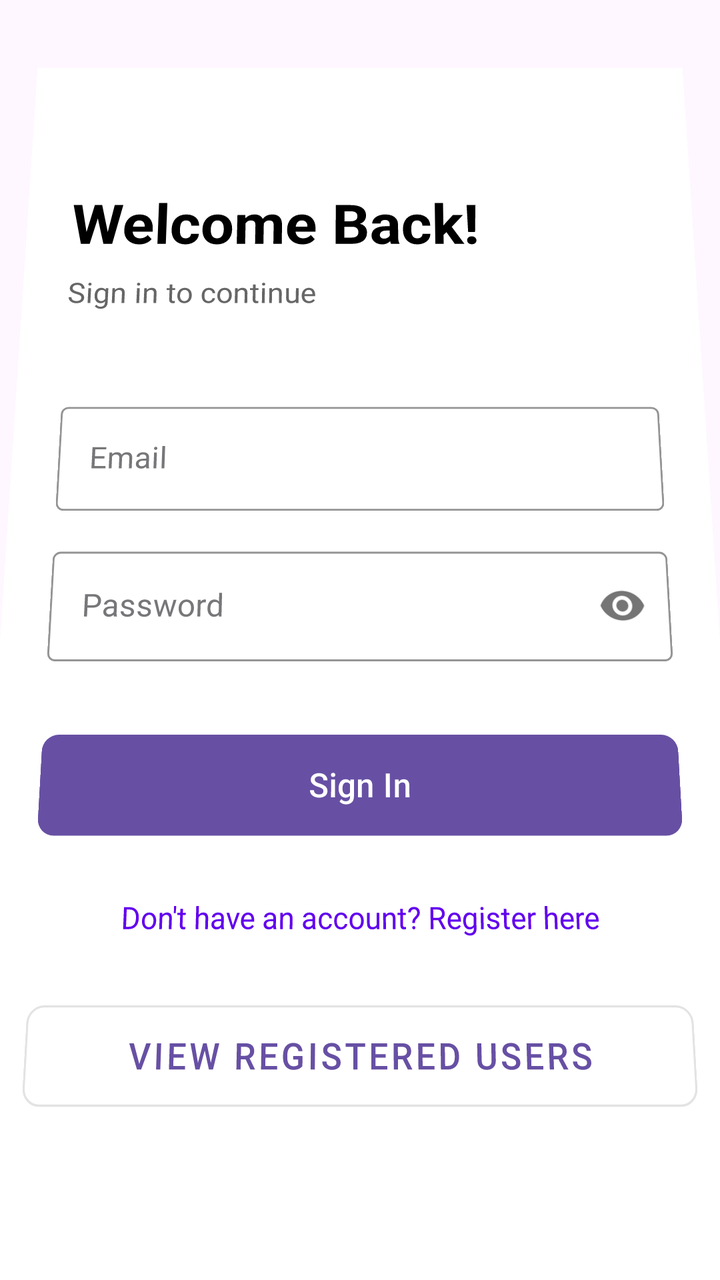
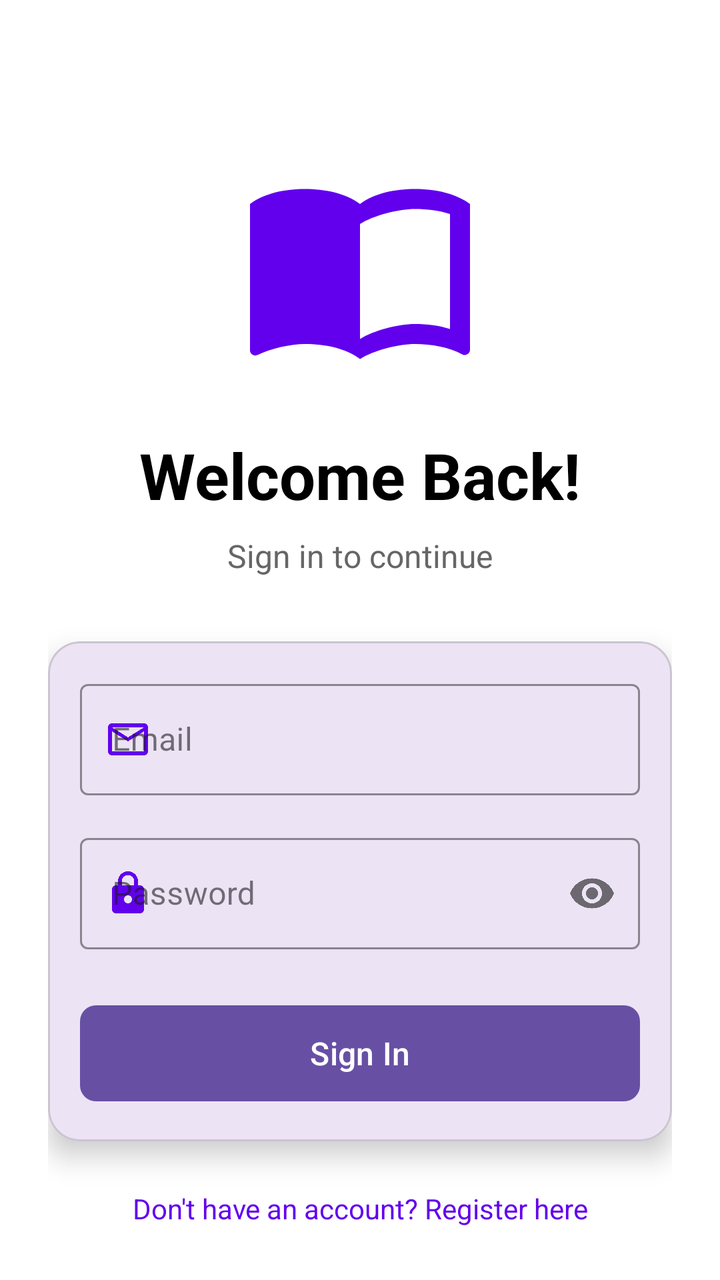

An Android layout rendered at two revisions. The XML below is the earlier revision; the diff shows what the commit changed to produce the second picture.
<!-- AndroidManifest.xml: application theme Theme.Project_pendidikan -->
<!-- res/layout/activity_main.xml -->
<?xml version="1.0" encoding="utf-8"?>
<androidx.constraintlayout.widget.ConstraintLayout xmlns:android="http://schemas.android.com/apk/res/android"
    xmlns:app="http://schemas.android.com/apk/res-auto"
    xmlns:tools="http://schemas.android.com/tools"
    android:id="@+id/main"
    android:layout_width="match_parent"
    android:layout_height="match_parent"
    android:background="@color/white"
    android:padding="24dp"
    android:rotationX="4"
    tools:context=".MainActivity">

    <TextView
        android:id="@+id/titleLogin"
        android:layout_width="wrap_content"
        android:layout_height="wrap_content"
        android:layout_marginTop="48dp"
        android:text="Welcome Back!"
        android:textColor="@color/black"
        android:textSize="32sp"
        android:textStyle="bold"
        app:layout_constraintStart_toStartOf="parent"
        app:layout_constraintTop_toTopOf="parent" />

    <TextView
        android:id="@+id/subtitleLogin"
        android:layout_width="wrap_content"
        android:layout_height="wrap_content"
        android:layout_marginTop="8dp"
        android:text="Sign in to continue"
        android:textColor="#666666"
        android:textSize="16sp"
        app:layout_constraintStart_toStartOf="parent"
        app:layout_constraintTop_toBottomOf="@id/titleLogin" />

    <com.google.android.material.textfield.TextInputLayout
        android:id="@+id/emailInputLayout"
        style="@style/Widget.MaterialComponents.TextInputLayout.OutlinedBox"
        android:layout_width="match_parent"
        android:layout_height="wrap_content"
        android:layout_marginTop="48dp"
        android:hint="Email"
        app:boxStrokeColor="@color/purple_500"
        app:hintTextColor="@color/purple_500"
        app:layout_constraintTop_toBottomOf="@id/subtitleLogin">

        <com.google.android.material.textfield.TextInputEditText
            android:id="@+id/editTextEmail"
            android:layout_width="match_parent"
            android:layout_height="wrap_content"
            android:inputType="textEmailAddress" />
    </com.google.android.material.textfield.TextInputLayout>

    <com.google.android.material.textfield.TextInputLayout
        android:id="@+id/passwordInputLayout"
        style="@style/Widget.MaterialComponents.TextInputLayout.OutlinedBox"
        android:layout_width="match_parent"
        android:layout_height="wrap_content"
        android:layout_marginTop="16dp"
        android:hint="Password"
        app:boxStrokeColor="@color/purple_500"
        app:hintTextColor="@color/purple_500"
        app:layout_constraintTop_toBottomOf="@id/emailInputLayout"
        app:passwordToggleEnabled="true">

        <com.google.android.material.textfield.TextInputEditText
            android:id="@+id/editTextPassword"
            android:layout_width="match_parent"
            android:layout_height="wrap_content"
            android:inputType="textPassword" />
    </com.google.android.material.textfield.TextInputLayout>

    <com.google.android.material.button.MaterialButton
        android:id="@+id/buttonLogin"
        android:layout_width="match_parent"
        android:layout_height="56dp"
        android:layout_marginTop="32dp"
        android:text="Sign In"
        android:textSize="16sp"
        app:cornerRadius="8dp"
        app:layout_constraintTop_toBottomOf="@id/passwordInputLayout" />

    <TextView
        android:id="@+id/textViewRegister"
        android:layout_width="wrap_content"
        android:layout_height="wrap_content"
        android:layout_marginTop="24dp"
        android:text="Don't have an account? Register here"
        android:textColor="@color/purple_500"
        android:textSize="14sp"
        app:layout_constraintEnd_toEndOf="parent"
        app:layout_constraintStart_toStartOf="parent"
        app:layout_constraintTop_toBottomOf="@id/buttonLogin" />

    <com.google.android.material.button.MaterialButton
        android:id="@+id/buttonViewUsers"
        style="@style/Widget.MaterialComponents.Button.OutlinedButton"
        android:layout_width="match_parent"
        android:layout_height="56dp"
        android:layout_marginTop="24dp"
        android:text="View Registered Users"
        android:textSize="16sp"
        app:cornerRadius="8dp"
        app:layout_constraintTop_toBottomOf="@id/textViewRegister" />

</androidx.constraintlayout.widget.ConstraintLayout>
<!-- resources referenced by this layout -->
<resources>
  <color name="black">#FF000000</color>
  <color name="purple_500">#FF6200EE</color>
  <color name="white">#FFFFFFFF</color>
  <style name="Theme.Project_pendidikan" parent="Base.Theme.Project_pendidikan" />
  <style name="Base.Theme.Project_pendidikan" parent="Theme.Material3.DayNight.NoActionBar">
          
          
      </style>
</resources>

<!-- the commit's change to res/layout/activity_main.xml (unified diff, before → after) -->
@@ -7,20 +7,32 @@
     android:layout_height="match_parent"
     android:background="@color/white"
     android:padding="24dp"
-    android:rotationX="4"
     tools:context=".MainActivity">
+
+    <ImageView
+        android:id="@+id/iconBook"
+        android:layout_width="120dp"
+        android:layout_height="120dp"
+        android:layout_marginTop="48dp"
+        android:src="@drawable/ic_book"
+        android:tint="@color/purple_500"
+        app:layout_constraintEnd_toEndOf="parent"
+        app:layout_constraintStart_toStartOf="parent"
+        app:layout_constraintTop_toTopOf="parent"
+        android:contentDescription="Book Icon" />
 
     <TextView
         android:id="@+id/titleLogin"
         android:layout_width="wrap_content"
         android:layout_height="wrap_content"
-        android:layout_marginTop="48dp"
+        android:layout_marginTop="24dp"
         android:text="Welcome Back!"
         android:textColor="@color/black"
         android:textSize="32sp"
         android:textStyle="bold"
+        app:layout_constraintEnd_toEndOf="parent"
         app:layout_constraintStart_toStartOf="parent"
-        app:layout_constraintTop_toTopOf="parent" />
+        app:layout_constraintTop_toBottomOf="@id/iconBook" />
 
     <TextView
         android:id="@+id/subtitleLogin"
@@ -30,55 +42,74 @@
         android:text="Sign in to continue"
         android:textColor="#666666"
         android:textSize="16sp"
+        app:layout_constraintEnd_toEndOf="parent"
         app:layout_constraintStart_toStartOf="parent"
         app:layout_constraintTop_toBottomOf="@id/titleLogin" />
 
-    <com.google.android.material.textfield.TextInputLayout
-        android:id="@+id/emailInputLayout"
-        style="@style/Widget.MaterialComponents.TextInputLayout.OutlinedBox"
+    <com.google.android.material.card.MaterialCardView
+        android:id="@+id/loginCard"
         android:layout_width="match_parent"
         android:layout_height="wrap_content"
-        android:layout_marginTop="48dp"
-        android:hint="Email"
-        app:boxStrokeColor="@color/purple_500"
-        app:hintTextColor="@color/purple_500"
+        android:layout_marginTop="32dp"
+        app:cardCornerRadius="16dp"
+        app:cardElevation="8dp"
         app:layout_constraintTop_toBottomOf="@id/subtitleLogin">
 
-        <com.google.android.material.textfield.TextInputEditText
-            android:id="@+id/editTextEmail"
+        <LinearLayout
             android:layout_width="match_parent"
             android:layout_height="wrap_content"
-            android:inputType="textEmailAddress" />
-    </com.google.android.material.textfield.TextInputLayout>
+            android:orientation="vertical"
+            android:padding="16dp">
 
-    <com.google.android.material.textfield.TextInputLayout
-        android:id="@+id/passwordInputLayout"
-        style="@style/Widget.MaterialComponents.TextInputLayout.OutlinedBox"
-        android:layout_width="match_parent"
-        android:layout_height="wrap_content"
-        android:layout_marginTop="16dp"
-        android:hint="Password"
-        app:boxStrokeColor="@color/purple_500"
-        app:hintTextColor="@color/purple_500"
-        app:layout_constraintTop_toBottomOf="@id/emailInputLayout"
-        app:passwordToggleEnabled="true">
+            <com.google.android.material.textfield.TextInputLayout
+                android:id="@+id/emailInputLayout"
+                style="@style/Widget.MaterialComponents.TextInputLayout.OutlinedBox"
+                android:layout_width="match_parent"
+                android:layout_height="wrap_content"
+                android:hint="Email"
+                app:boxStrokeColor="@color/purple_500"
+                app:hintTextColor="@color/purple_500"
+                app:startIconDrawable="@drawable/ic_email"
+                app:startIconTint="@color/purple_500">
 
-        <com.google.android.material.textfield.TextInputEditText
-            android:id="@+id/editTextPassword"
-            android:layout_width="match_parent"
-            android:layout_height="wrap_content"
-            android:inputType="textPassword" />
-    </com.google.android.material.textfield.TextInputLayout>
+                <com.google.android.material.textfield.TextInputEditText
+                    android:id="@+id/editTextEmail"
+                    android:layout_width="match_parent"
+                    android:layout_height="wrap_content"
+                    android:inputType="textEmailAddress" />
+            </com.google.android.material.textfield.TextInputLayout>
 
-    <com.google.android.material.button.MaterialButton
-        android:id="@+id/buttonLogin"
-        android:layout_width="match_parent"
-        android:layout_height="56dp"
-        android:layout_marginTop="32dp"
-        android:text="Sign In"
-        android:textSize="16sp"
-        app:cornerRadius="8dp"
-        app:layout_constraintTop_toBottomOf="@id/passwordInputLayout" />
+            <com.google.android.material.textfield.TextInputLayout
+                android:id="@+id/passwordInputLayout"
+                style="@style/Widget.MaterialComponents.TextInputLayout.OutlinedBox"
+                android:layout_width="match_parent"
+                android:layout_height="wrap_content"
+                android:layout_marginTop="16dp"
+                android:hint="Password"
+                app:boxStrokeColor="@color/purple_500"
+                app:hintTextColor="@color/purple_500"
+                app:startIconDrawable="@drawable/ic_lock"
+                app:startIconTint="@color/purple_500"
+                app:passwordToggleEnabled="true">
+
+                <com.google.android.material.textfield.TextInputEditText
+                    android:id="@+id/editTextPassword"
+                    android:layout_width="match_parent"
+                    android:layout_height="wrap_content"
+                    android:inputType="textPassword" />
+            </com.google.android.material.textfield.TextInputLayout>
+
+            <com.google.android.material.button.MaterialButton
+                android:id="@+id/buttonLogin"
+                android:layout_width="match_parent"
+                android:layout_height="56dp"
+                android:layout_marginTop="24dp"
+                android:text="Sign In"
+                android:textSize="16sp"
+                app:cornerRadius="8dp" />
+
+        </LinearLayout>
+    </com.google.android.material.card.MaterialCardView>
 
     <TextView
         android:id="@+id/textViewRegister"
@@ -90,7 +121,7 @@
         android:textSize="14sp"
         app:layout_constraintEnd_toEndOf="parent"
         app:layout_constraintStart_toStartOf="parent"
-        app:layout_constraintTop_toBottomOf="@id/buttonLogin" />
+        app:layout_constraintTop_toBottomOf="@id/loginCard" />
 
     <com.google.android.material.button.MaterialButton
         android:id="@+id/buttonViewUsers"
<!-- resource entries referenced after the edit -->
@@ -3,6 +3,39 @@
   <color name="black">#FF000000</color>
   <color name="purple_500">#FF6200EE</color>
   <color name="white">#FFFFFFFF</color>
+  <!-- drawable ic_book (drawable) -->
+  <?xml version="1.0" encoding="utf-8"?>
+  <vector xmlns:android="http://schemas.android.com/apk/res/android"
+      android:width="24dp"
+      android:height="24dp"
+      android:viewportWidth="24"
+      android:viewportHeight="24">
+      <path
+          android:fillColor="#000000"
+          android:pathData="M21,5c-1.11,-0.35 -2.33,-0.5 -3.5,-0.5c-1.95,0 -4.05,0.4 -5.5,1.5c-1.45,-1.1 -3.55,-1.5 -5.5,-1.5S2.45,4.9 1,6v14.65c0,0.25 0.25,0.5 0.5,0.5c0.1,0 0.15,-0.05 0.25,-0.05C3.1,20.45 5.05,20 6.5,20c1.95,0 4.05,0.4 5.5,1.5c1.35,-0.85 3.8,-1.5 5.5,-1.5c1.65,0 3.35,0.3 4.75,1.05c0.1,0.05 0.15,0.05 0.25,0.05c0.25,0 0.5,-0.25 0.5,-0.5V6C22.4,5.55 21.75,5.25 21,5zM21,18.5c-1.1,-0.35 -2.3,-0.5 -3.5,-0.5c-1.7,0 -4.15,0.65 -5.5,1.5V8c1.35,-0.85 3.8,-1.5 5.5,-1.5c1.2,0 2.4,0.15 3.5,0.5V18.5z"/>
+  </vector>
+  <!-- drawable ic_email (drawable) -->
+  <?xml version="1.0" encoding="utf-8"?>
+  <vector xmlns:android="http://schemas.android.com/apk/res/android"
+      android:width="24dp"
+      android:height="24dp"
+      android:viewportWidth="24"
+      android:viewportHeight="24">
+      <path
+          android:fillColor="#000000"
+          android:pathData="M20,4L4,4c-1.1,0 -1.99,0.9 -1.99,2L2,18c0,1.1 0.9,2 2,2h16c1.1,0 2,-0.9 2,-2L22,6c0,-1.1 -0.9,-2 -2,-2zM20,18L4,18L4,8l8,5 8,-5v10zM12,11L4,6h16l-8,5z"/>
+  </vector>
+  <!-- drawable ic_lock (drawable) -->
+  <?xml version="1.0" encoding="utf-8"?>
+  <vector xmlns:android="http://schemas.android.com/apk/res/android"
+      android:width="24dp"
+      android:height="24dp"
+      android:viewportWidth="24"
+      android:viewportHeight="24">
+      <path
+          android:fillColor="#000000"
+          android:pathData="M18,8h-1L17,6c0,-2.76 -2.24,-5 -5,-5S7,3.24 7,6v2L6,8c-1.1,0 -2,0.9 -2,2v10c0,1.1 0.9,2 2,2h12c1.1,0 2,-0.9 2,-2L20,10c0,-1.1 -0.9,-2 -2,-2zM12,17c-1.1,0 -2,-0.9 -2,-2s0.9,-2 2,-2 2,0.9 2,2 -0.9,2 -2,2zM15.1,8L8.9,8L8.9,6c0,-1.71 1.39,-3.1 3.1,-3.1 1.71,0 3.1,1.39 3.1,3.1v2z"/>
+  </vector>
   <style name="Theme.Project_pendidikan" parent="Base.Theme.Project_pendidikan" />
   <style name="Base.Theme.Project_pendidikan" parent="Theme.Material3.DayNight.NoActionBar">
           
